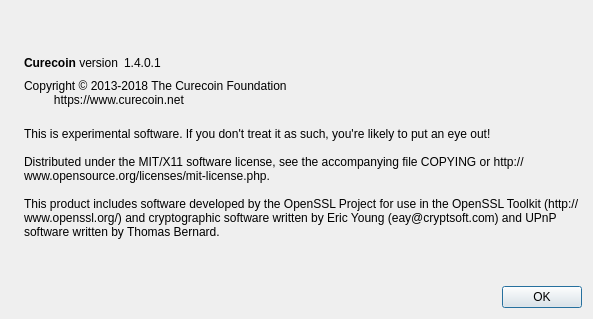
Qt form src/qt/forms/aboutdialog.ui (cygnusxi/CurecoinSource) before a commit.
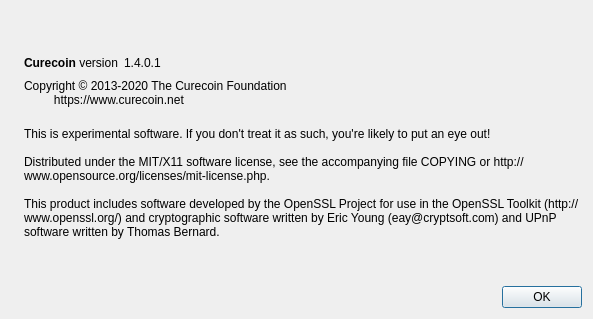
The same form after that commit. Icons and pictures are not drawn.

What changed in the file:
```diff
--- a/src/qt/forms/aboutdialog.ui
+++ b/src/qt/forms/aboutdialog.ui
@@ -91,7 +91,7 @@
         <cursorShape>IBeamCursor</cursorShape>
        </property>
        <property name="text">
-        <string>Copyright © 2013-2018 The Curecoin Foundation
+        <string>Copyright © 2013-2020 The Curecoin Foundation
          https://www.curecoin.net</string>
        </property>
        <property name="textInteractionFlags">
```
